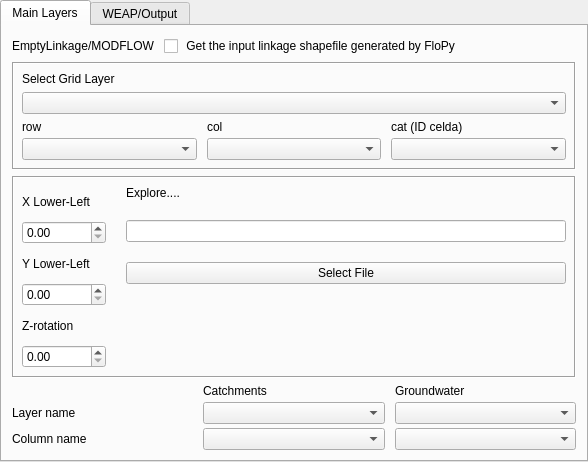
Above: geo_linkage_dialog.ui from Kalliam/geolinkage_project_QGIS before the change. Below: the same form after it.
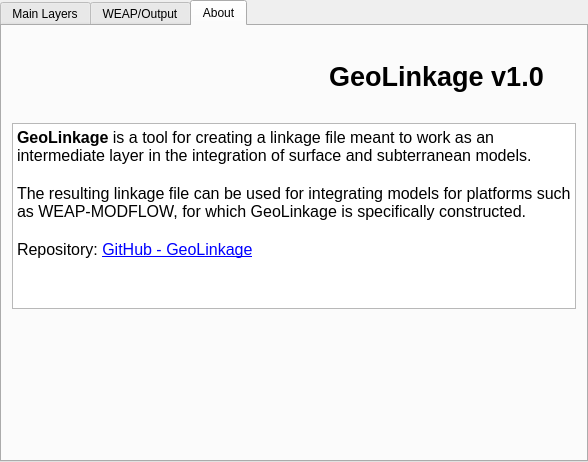
That is the form after the change. Icons and pictures are not drawn. Custom widgets are drawn as their Qt base class.

Commit message: feat: "about" tab included

Diff of the .ui file:
```diff
--- a/geo_linkage_dialog.ui
+++ b/geo_linkage_dialog.ui
@@ -44,7 +44,7 @@
       <bool>false</bool>
      </property>
      <property name="currentIndex">
-      <number>0</number>
+      <number>2</number>
      </property>
      <property name="movable">
       <bool>false</bool>
@@ -597,6 +597,227 @@
        </item>
       </layout>
      </widget>
+     <widget class="QWidget" name="tab_2">
+      <attribute name="title">
+       <string>About</string>
+      </attribute>
+      <layout class="QVBoxLayout" name="about_vlayout">
+       <property name="leftMargin">
+        <number>10</number>
+       </property>
+       <property name="topMargin">
+        <number>10</number>
+       </property>
+       <property name="rightMargin">
+        <number>10</number>
+       </property>
+       <property name="bottomMargin">
+        <number>10</number>
+       </property>
+       <item>
+        <layout class="QHBoxLayout" name="about_header_layout">
+         <item>
+          <widget class="QLabel" name="linkage_icon">
+           <property name="minimumSize">
+            <size>
+             <width>231</width>
+             <height>81</height>
+            </size>
+           </property>
+           <property name="maximumSize">
+            <size>
+             <width>400</width>
+             <height>16777215</height>
+            </size>
+           </property>
+           <property name="text">
+            <string/>
+           </property>
+           <property name="pixmap">
+            <pixmap>img/logo_linkage_light.png</pixmap>
+           </property>
+           <property name="scaledContents">
+            <bool>false</bool>
+           </property>
+           <property name="alignment">
+            <set>Qt::AlignmentFlag::AlignCenter</set>
+           </property>
+          </widget>
+         </item>
+         <item>
+          <widget class="QLabel" name="label_title">
+           <property name="text">
+            <string>&lt;html&gt;&lt;head/&gt;&lt;body&gt;&lt;p align=&quot;center&quot;&gt;&lt;span style=&quot; font-size:20pt; font-weight:600;&quot;&gt;GeoLinkage v1.0&lt;/span&gt;&lt;/p&gt;&lt;/body&gt;&lt;/html&gt;</string>
+           </property>
+           <property name="alignment">
+            <set>Qt::AlignmentFlag::AlignCenter</set>
+           </property>
+          </widget>
+         </item>
+        </layout>
+       </item>
+       <item>
+        <widget class="QTextBrowser" name="plugin_description">
+         <property name="html">
+          <string>&lt;!DOCTYPE HTML PUBLIC &quot;-//W3C//DTD HTML 4.0//EN&quot; &quot;http://www.w3.org/TR/REC-html40/strict.dtd&quot;&gt;
+&lt;html&gt;&lt;head&gt;&lt;meta name=&quot;qrichtext&quot; content=&quot;1&quot; /&gt;&lt;meta charset=&quot;utf-8&quot; /&gt;&lt;style type=&quot;text/css&quot;&gt;
+p, li { white-space: pre-wrap; }
+hr { height: 1px; border-width: 0; }
+li.unchecked::marker { content: &quot;\2610&quot;; }
+li.checked::marker { content: &quot;\2612&quot;; }
+&lt;/style&gt;&lt;/head&gt;&lt;body style=&quot; font-family:'Segoe UI'; font-size:10pt; font-weight:400; font-style:normal;&quot;&gt;
+&lt;p style=&quot; margin-top:0px; margin-bottom:0px; margin-left:0px; margin-right:0px; -qt-block-indent:0; text-indent:0px;&quot;&gt;&lt;span style=&quot; font-family:'MS Shell Dlg 2'; font-size:12pt; font-weight:600;&quot;&gt;GeoLinkage&lt;/span&gt;&lt;span style=&quot; font-family:'MS Shell Dlg 2'; font-size:12pt;&quot;&gt; is a tool for creating a linkage file meant to work as an intermediate layer in the integration of surface and subterranean models.&lt;/span&gt;&lt;/p&gt;
+&lt;p style=&quot;-qt-paragraph-type:empty; margin-top:0px; margin-bottom:0px; margin-left:0px; margin-right:0px; -qt-block-indent:0; text-indent:0px; font-family:'MS Shell Dlg 2'; font-size:12pt;&quot;&gt;&lt;br /&gt;&lt;/p&gt;
+&lt;p style=&quot; margin-top:0px; margin-bottom:0px; margin-left:0px; margin-right:0px; -qt-block-indent:0; text-indent:0px;&quot;&gt;&lt;span style=&quot; font-family:'MS Shell Dlg 2'; font-size:12pt;&quot;&gt;The resulting linkage file can be used for integrating models for platforms such as WEAP-MODFLOW, for which GeoLinkage is specifically constructed.&lt;/span&gt;&lt;/p&gt;
+&lt;p style=&quot;-qt-paragraph-type:empty; margin-top:0px; margin-bottom:0px; margin-left:0px; margin-right:0px; -qt-block-indent:0; text-indent:0px; font-family:'MS Shell Dlg 2'; font-size:12pt;&quot;&gt;&lt;br /&gt;&lt;/p&gt;
+&lt;p style=&quot; margin-top:0px; margin-bottom:0px; margin-left:0px; margin-right:0px; -qt-block-indent:0; text-indent:0px;&quot;&gt;&lt;span style=&quot; font-family:'MS Shell Dlg 2'; font-size:12pt;&quot;&gt;Repository: &lt;/span&gt;&lt;a href=&quot;https://github.com/Kalliam/geolinkage_project_QGIS&quot;&gt;&lt;span style=&quot; font-family:'MS Shell Dlg 2'; font-size:12pt; text-decoration: underline; color:#0000ff;&quot;&gt;GitHub - GeoLinkage&lt;/span&gt;&lt;/a&gt;&lt;/p&gt;&lt;/body&gt;&lt;/html&gt;</string>
+         </property>
+         <property name="openExternalLinks">
+          <bool>true</bool>
+         </property>
+        </widget>
+       </item>
+       <item>
+        <spacer name="about_verticalSpacer">
+         <property name="orientation">
+          <enum>Qt::Orientation::Vertical</enum>
+         </property>
+         <property name="sizeHint" stdset="0">
+          <size>
+           <width>20</width>
+           <height>40</height>
+          </size>
+         </property>
+        </spacer>
+       </item>
+       <item>
+        <layout class="QHBoxLayout" name="about_footer_layout">
+         <property name="spacing">
+          <number>20</number>
+         </property>
+         <item>
+          <spacer name="about_horizontalSpacer_left">
+           <property name="orientation">
+            <enum>Qt::Orientation::Horizontal</enum>
+           </property>
+           <property name="sizeHint" stdset="0">
+            <size>
+             <width>40</width>
+             <height>20</height>
+            </size>
+           </property>
+          </spacer>
+         </item>
+         <item>
+          <widget class="QLabel" name="ceaza_icon">
+           <property name="minimumSize">
+            <size>
+             <width>100</width>
+             <height>100</height>
+            </size>
+           </property>
+           <property name="maximumSize">
+            <size>
+             <width>100</width>
+             <height>100</height>
+            </size>
+           </property>
+           <property name="text">
+            <string/>
+           </property>
+           <property name="pixmap">
+            <pixmap>img/Ceaza-icon.png</pixmap>
+           </property>
+           <property name="alignment">
+            <set>Qt::AlignmentFlag::AlignCenter</set>
+           </property>
+          </widget>
+         </item>
+         <item>
+          <widget class="QLabel" name="dcc_icon">
+           <property name="minimumSize">
+            <size>
+             <width>100</width>
+             <height>100</height>
+            </size>
+           </property>
+           <property name="maximumSize">
+            <size>
+             <width>100</width>
+             <height>100</height>
+            </size>
+           </property>
+           <property name="text">
+            <string/>
+           </property>
+           <property name="pixmap">
+            <pixmap>img/dcc_icon.png</pixmap>
+           </property>
+           <property name="scaledContents">
+            <bool>false</bool>
+           </property>
+           <property name="alignment">
+            <set>Qt::AlignmentFlag::AlignCenter</set>
+           </property>
+           <property name="wordWrap">
+            <bool>false</bool>
+           </property>
+           <property name="margin">
+            <number>0</number>
+           </property>
+           <property name="indent">
+            <number>-1</number>
+           </property>
+           <property name="openExternalLinks">
+            <bool>false</bool>
+           </property>
+          </widget>
+         </item>
+         <item>
+          <widget class="QLabel" name="usm_icon">
+           <property name="minimumSize">
+            <size>
+             <width>100</width>
+             <height>100</height>
+            </size>
+           </property>
+           <property name="maximumSize">
+            <size>
+             <width>100</width>
+             <height>100</height>
+            </size>
+           </property>
+           <property name="text">
+            <string/>
+           </property>
+           <property name="pixmap">
+            <pixmap>img/usm_icon.png</pixmap>
+           </property>
+           <property name="scaledContents">
+            <bool>false</bool>
+           </property>
+           <property name="alignment">
+            <set>Qt::AlignmentFlag::AlignCenter</set>
+           </property>
+          </widget>
+         </item>
+         <item>
+          <spacer name="about_horizontalSpacer">
+           <property name="orientation">
+            <enum>Qt::Orientation::Horizontal</enum>
+           </property>
+           <property name="sizeHint" stdset="0">
+            <size>
+             <width>40</width>
+             <height>20</height>
+            </size>
+           </property>
+          </spacer>
+         </item>
+        </layout>
+       </item>
+      </layout>
+     </widget>
     </widget>
    </item>
   </layout>
```
The commit also changes 7 other files.
